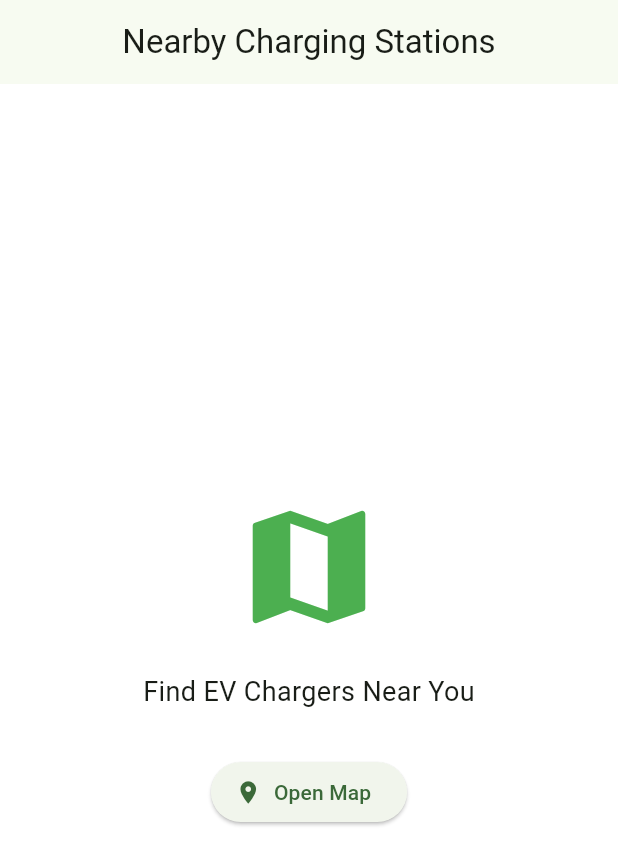
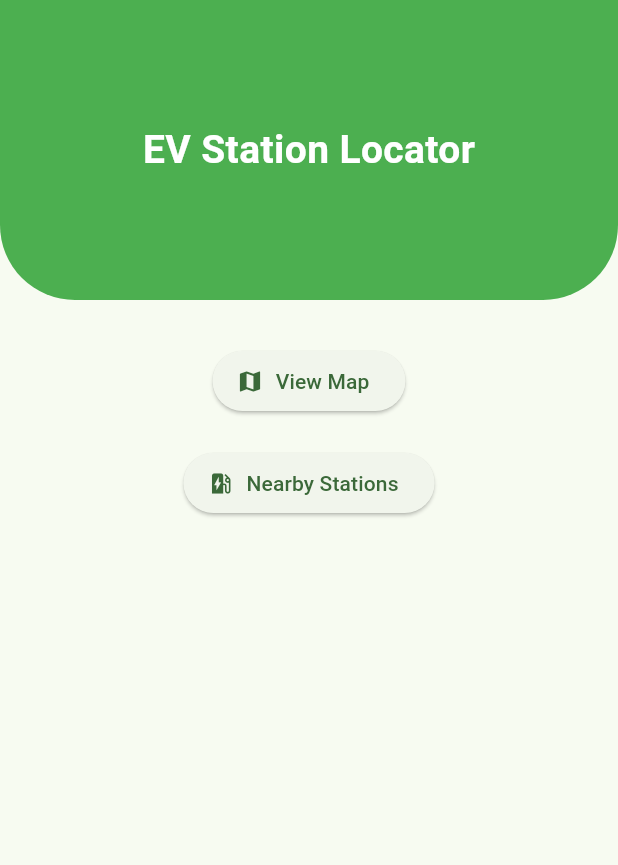
Before and after one commit to vishalsinghihs/ev_station_locator, a Flutter app: the screen it shows after launch, on a phone screen of 412 x 824 dp. Shown: the top 865 px of the screen. Run offline on Flutter 3.47's test engine with Material 3 defaults, Android fonts, the phone set to English and light mode, and no system bars.

Commit message:
ui changes

```diff
--- a/lib/main.dart
+++ b/lib/main.dart
@@ -1,195 +1,23 @@
-// import 'package:flutter/material.dart';
+import 'package:flutter/material.dart';
+import 'screens/home_screen.dart';
 
-// void main() {
-//   runApp(const MyApp());
-// }
-
-// class MyApp extends StatelessWidget {
-//   const MyApp({super.key});
-
-//   // This widget is the root of your application.
-//   @override
-//   Widget build(BuildContext context) {
-//     return MaterialApp(
-//       title: 'Flutter Demo',
-//       theme: ThemeData(
-
-//         colorScheme: ColorScheme.fromSeed(seedColor: Colors.deepPurple),
-//         useMaterial3: true,
-//       ),
-//       home: const MyHomePage(title: 'Flutter Demo Home Page'),
-//     );
-//   }
-// }
-
-// class MyHomePage extends StatefulWidget {
-//   const MyHomePage({super.key, required this.title});
-
-
-
-//   final String title;
-
-//   @override
-//   State<MyHomePage> createState() => _MyHomePageState();
-// }
-
-// class _MyHomePageState extends State<MyHomePage> {
-//   int _counter = 0;
-
-//   void _incrementCounter() {
-//     setState(() {
-
-//       _counter++;
-//     });
-//   }
-
-//   @override
-//   Widget build(BuildContext context) {
-
-//     return Scaffold(
-//       appBar: AppBar(
-//         // TRY THIS: Try changing the color here to a specific color (to
-//         // Colors.amber, perhaps?) and trigger a hot reload to see the AppBar
-//         // change color while the other colors stay the same.
-//         backgroundColor: Theme.of(context).colorScheme.inversePrimary,
-//         // Here we take the value from the MyHomePage object that was created by
-//         // the App.build method, and use it to set our appbar title.
-//         title: Text(widget.title),
-//       ),
-//       body: Center(
-//         // Center is a layout widget. It takes a single child and positions it
-//         // in the middle of the parent.
-//         child: Column(
-
-//           mainAxisAlignment: MainAxisAlignment.center,
-//           children: <Widget>[
-//             const Text(
-//               'You have pushed the button this many times:',
-//             ),
-//             Text(
-//               '$_counter',
-//               style: Theme.of(context).textTheme.headlineMedium,
-//             ),
-//           ],
-//         ),
-//       ),
-//       floatingActionButton: FloatingActionButton(
-//         onPressed: _incrementCounter,
-//         tooltip: 'Increment',
-//         child: const Icon(Icons.add),
-//       ), // This trailing comma makes auto-formatting nicer for build methods.
-//     );
-//   }
-// }
-
-
-import 'package:flutter/material.dart';
-// import 'package:firebase_core/firebase_core.dart';
-// import 'firebase_options.dart';
-
-void main() async {
-  WidgetsFlutterBinding.ensureInitialized();
-
-  // Uncomment when Firebase is added
-  // await Firebase.initializeApp(
-  //   options: DefaultFirebaseOptions.currentPlatform,
-  // );
-
-  runApp(const EVChargingApp());
+void main() {
+  runApp(const EVStationLocatorApp());
 }
 
-class EVChargingApp extends StatelessWidget {
-  const EVChargingApp({super.key});
+class EVStationLocatorApp extends StatelessWidget {
+  const EVStationLocatorApp({super.key});
 
   @override
   Widget build(BuildContext context) {
     return MaterialApp(
-      title: 'EV Charging Locator',
+      title: 'EV Station Locator',
       debugShowCheckedModeBanner: false,
       theme: ThemeData(
         useMaterial3: true,
-        colorSchemeSeed: Colors.green,
-        scaffoldBackgroundColor: Colors.white,
+        colorScheme: ColorScheme.fromSeed(seedColor: Colors.green),
       ),
-      home: const SplashScreen(),
+      home: const HomeScreen(),
     );
   }
 }
-
-/* -------------------- Splash Screen -------------------- */
-
-class SplashScreen extends StatefulWidget {
-  const SplashScreen({super.key});
-
-  @override
-  State<SplashScreen> createState() => _SplashScreenState();
-}
-
-class _SplashScreenState extends State<SplashScreen> {
-  @override
-  void initState() {
-    super.initState();
-    Future.delayed(const Duration(seconds: 2), () {
-      Navigator.pushReplacement(
-        context,
-        MaterialPageRoute(builder: (_) => const HomeScreen()),
-      );
-    });
-  }
-
-  @override
-  Widget build(BuildContext context) {
-    return Scaffold(
-      body: Center(
-        child: Column(
-          mainAxisAlignment: MainAxisAlignment.center,
-          children: const [
-            Icon(Icons.ev_station, size: 80, color: Colors.green),
-            SizedBox(height: 16),
-            Text(
-              'EV Charging Locator',
-              style: TextStyle(fontSize: 22, fontWeight: FontWeight.bold),
-            ),
-          ],
-        ),
-      ),
-    );
-  }
-}
-
-/* -------------------- Home Screen -------------------- */
-
-class HomeScreen extends StatelessWidget {
-  const HomeScreen({super.key});
-
-  @override
-  Widget build(BuildContext context) {
-    return Scaffold(
-      appBar: AppBar(
-        title: const Text('Nearby Charging Stations'),
-        centerTitle: true,
-      ),
-      body: Center(
-        child: Column(
-          mainAxisAlignment: MainAxisAlignment.center,
-          children: [
-            const Icon(Icons.map, size: 100, color: Colors.green),
-            const SizedBox(height: 20),
-            const Text(
-              'Find EV Chargers Near You',
-              style: TextStyle(fontSize: 18),
-            ),
-            const SizedBox(height: 30),
-            ElevatedButton.icon(
-              onPressed: () {
-                // Navigate to Map Screen
-              },
-              icon: const Icon(Icons.location_on),
-              label: const Text('Open Map'),
-            ),
-          ],
-        ),
-      ),
-    );
-  }
-}
--- a/lib/screens/home_screen.dart
+++ b/lib/screens/home_screen.dart
@@ -0,0 +1,45 @@
+import 'package:flutter/material.dart';
+import 'map_screen.dart';
+import 'station_screen.dart';
+import '../widgets/arch_header.dart';
+
+class HomeScreen extends StatelessWidget {
+  const HomeScreen({super.key});
+
+  @override
+  Widget build(BuildContext context) {
+    return Scaffold(
+      body: Column(
+        children: [
+          const ArchHeader(title: "EV Station Locator"),
+
+          const SizedBox(height: 30),
+
+          ElevatedButton.icon(
+            icon: const Icon(Icons.map),
+            label: const Text("View Map"),
+            onPressed: () {
+              Navigator.push(
+                context,
+                MaterialPageRoute(builder: (_) => const MapScreen()),
+              );
+            },
+          ),
+
+          const SizedBox(height: 20),
+
+          ElevatedButton.icon(
+            icon: const Icon(Icons.ev_station),
+            label: const Text("Nearby Stations"),
+            onPressed: () {
+              Navigator.push(
+                context,
+                MaterialPageRoute(builder: (_) => const StationScreen()),
+              );
+            },
+          ),
+        ],
+      ),
+    );
+  }
+}
--- a/lib/services/location_service.dart
+++ b/lib/services/location_service.dart
@@ -0,0 +1,6 @@
+class LocationService {
+  Future<String> getCurrentLocation() async {
+    await Future.delayed(const Duration(seconds: 1));
+    return "Latitude: 23.0225, Longitude: 72.5714";
+  }
+}
--- a/lib/widgets/arch_header.dart
+++ b/lib/widgets/arch_header.dart
@@ -0,0 +1,32 @@
+import 'package:flutter/material.dart';
+
+class ArchHeader extends StatelessWidget {
+  final String title;
+
+  const ArchHeader({super.key, required this.title});
+
+  @override
+  Widget build(BuildContext context) {
+    return Container(
+      height: 200,
+      width: double.infinity,
+      decoration: const BoxDecoration(
+        color: Colors.green,
+        borderRadius: BorderRadius.only(
+          bottomLeft: Radius.circular(50),
+          bottomRight: Radius.circular(50),
+        ),
+      ),
+      child: Center(
+        child: Text(
+          title,
+          style: const TextStyle(
+            fontSize: 26,
+            color: Colors.white,
+            fontWeight: FontWeight.bold,
+          ),
+        ),
+      ),
+    );
+  }
+}
```
Also changed, not shown: lib/screens/map_screen.dart (+21 -0 lines), lib/screens/station_screen.dart (+34 -0 lines).
